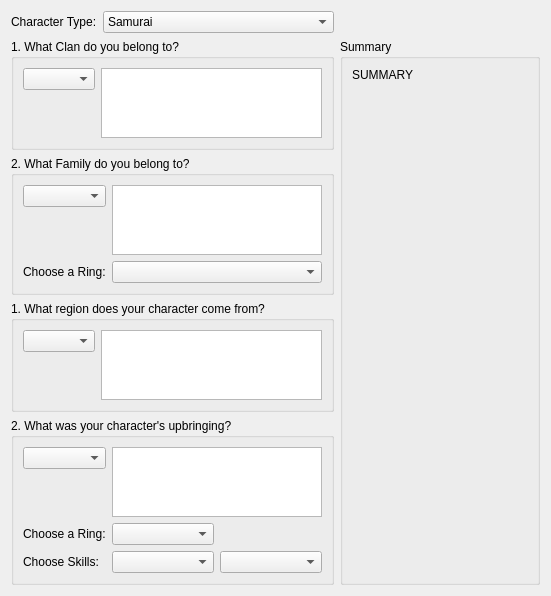
The window that PaperBlossoms/ui/newcharwizardpage1.ui (dashnine/PaperBlossoms) describes before a commit, drawn with Qt 5.
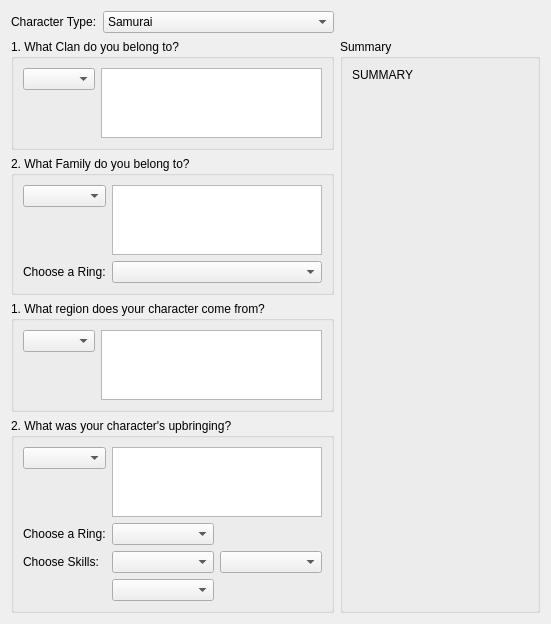
The same window after the commit.

Diff of the .ui file:
```diff
--- a/PaperBlossoms/ui/newcharwizardpage1.ui
+++ b/PaperBlossoms/ui/newcharwizardpage1.ui
@@ -7,7 +7,7 @@
     <x>0</x>
     <y>0</y>
     <width>551</width>
-    <height>447</height>
+    <height>558</height>
    </rect>
   </property>
   <property name="windowTitle">
@@ -289,6 +289,9 @@
         </property>
        </widget>
       </item>
+      <item row="5" column="1">
+       <widget class="QComboBox" name="nc1_skill3_ComboBox"/>
+      </item>
      </layout>
     </widget>
    </item>
```
Left out of the diff: 56 changed lines with no effect on the pictures.
